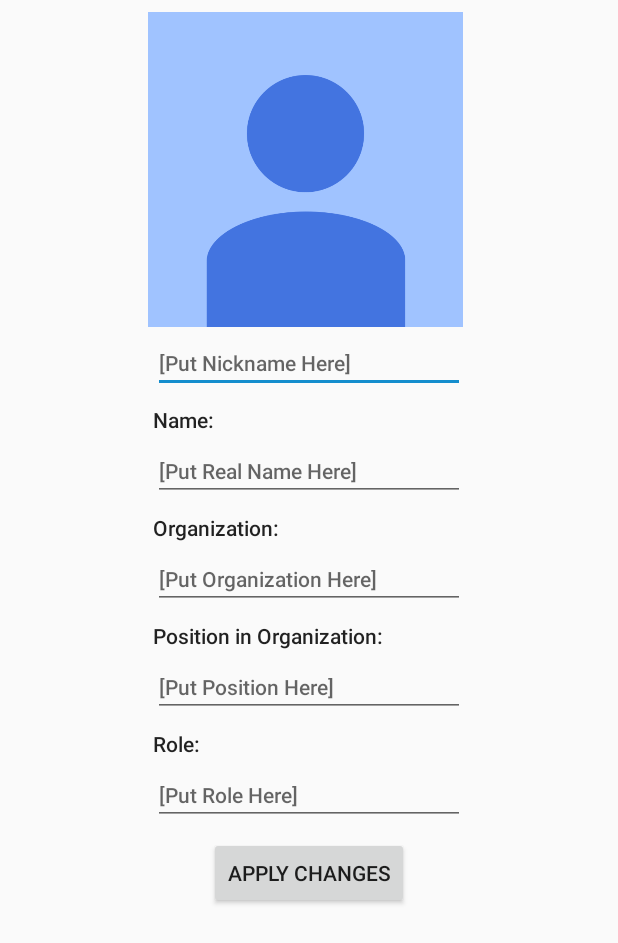
After one commit to HealthySouthKern/SouthKern-Android, an Android app: the ViewOwnProfile screen opened directly, with no data from a screen before it, on a phone screen of 412 x 824 dp. The commit adds this screen. Shown: the top 943 px of the screen. Run offline under Robolectric (Android 15) with nearby library versions, the phone set to English and light mode, and no system bars; our stand-ins replace Picasso; libraries missing offline, so code that uses them is left out: com.sendbird.android; pictures from the network do not load; 7 statements that could not run were skipped.

Commit message:
Profiles (WIP)
Added activites and layouts for viewing your own profile, and viewing someone elses (currently not fully functional).
Added Picasso for working with images.
Updated Dependencies.

```diff
--- a/app/src/main/AndroidManifest.xml
+++ b/app/src/main/AndroidManifest.xml
@@ -68,6 +68,10 @@
             android:label="@string/participant_list" />
         <activity android:name=".openchannel.OpenChannelActivity" />
         <activity android:name=".groupchannel.GroupChannelActivity" />
+        <activity
+            android:name=".main.ViewOwnProfile"
+            android:parentActivityName=".main.MainActivity"/>
+        <activity android:name=".main.ViewProfile" />
 
         <service android:name=".fcm.MyFirebaseMessagingService">
             <intent-filter>
--- a/app/src/main/java/com/eddierangel/southkern/android/main/MainActivity.java
+++ b/app/src/main/java/com/eddierangel/southkern/android/main/MainActivity.java
@@ -251,6 +251,11 @@ public class MainActivity extends AppCompatActivity {
                     startActivity(intent);
                     return true;
 
+                } else if (id == R.id.nav_item_view_own_profile) {
+                    Intent intent = new Intent(MainActivity.this, ViewOwnProfile.class);
+                    startActivity(intent);
+                    return true;
+
                 } else if (id == R.id.nav_item_disconnect) {
                     // Unregister push tokens and disconnect
                     disconnect();
--- /dev/null
+++ b/app/src/main/java/com/eddierangel/southkern/android/main/ViewOwnProfile.java
@@ -0,0 +1,156 @@
+package com.eddierangel.southkern.android.main;
+
+import android.os.Bundle;
+import android.support.v7.app.AppCompatActivity;
+import android.text.Editable;
+import android.text.TextWatcher;
+import android.util.Log;
+import android.view.View;
+import android.widget.Button;
+import android.widget.EditText;
+import android.widget.ImageView;
+import android.widget.TextView;
+import android.widget.Toast;
+
+import com.eddierangel.southkern.android.R;
+import com.sendbird.android.SendBird;
+import com.sendbird.android.SendBirdException;
+import com.sendbird.android.User;
+import com.sendbird.android.User.MetaDataHandler;
+import com.squareup.picasso.Picasso;
+
+import java.util.ArrayList;
+import java.util.HashMap;
+import java.util.List;
+import java.util.Map;
+
+public class ViewOwnProfile extends AppCompatActivity {
+
+    @Override
+    protected void onCreate(Bundle savedInstanceState) {
+        super.onCreate(savedInstanceState);
+        setContentView(R.layout.activity_view_own_profile);
+
+        String nickname = null;
+        String name = null;
+        String organization = null;
+        String position = null;
+        String role = null;
+        String profileImageUrl = null;
+
+        final User user = SendBird.getCurrentUser();
+        try {
+            nickname = user.getMetaData("user_nickname");
+            name = user.getMetaData("user_name");
+            organization = user.getMetaData("user_organization");
+            position = user.getMetaData("user_position");
+            role = user.getMetaData("user_role");
+            profileImageUrl = user.getMetaData("user_picture)");
+        }
+        catch (Exception e) {
+            Log.e("ViewOwnProfile", "User Missing Metadata");
+        }
+
+
+        final HashMap<String, String> data = new HashMap<String, String>();
+
+        ImageView userProfileImage = (ImageView)findViewById(R.id.image_user_profile);
+        try {
+            if (!profileImageUrl.isEmpty()) {
+                Picasso.get().load(profileImageUrl).into(userProfileImage);
+            }
+        }
+        catch (Exception e) {
+            Log.e("ViewOwnProfile", "null profileImageUrl");
+        }
+
+        EditText nicknameEditText = (EditText)findViewById(R.id.text_user_nickname);
+        nicknameEditText.setText(nickname);
+        nicknameEditText.addTextChangedListener(new TextWatcher() {
+            @Override
+            public void onTextChanged(CharSequence s, int start, int before, int count) {}
+            @Override
+            public void beforeTextChanged(CharSequence s, int start, int count, int after) {}
+            @Override
+            public void afterTextChanged(Editable nickname) {
+                data.put("user_nickname", nickname.toString());
+            }
+        });
+
+        EditText nameEditText = (EditText)findViewById(R.id.text_user_real_name);
+        nameEditText.setText(name);
+        nameEditText.addTextChangedListener(new TextWatcher() {
+            @Override
+            public void onTextChanged(CharSequence s, int start, int before, int count) {}
+            @Override
+            public void beforeTextChanged(CharSequence s, int start, int count, int after) {}
+            @Override
+            public void afterTextChanged(Editable name) {
+                data.put("user_name", name.toString());
+            }
+        });
+
+        EditText organizationEditText = (EditText)findViewById(R.id.text_user_organization);
+        organizationEditText.setText(organization);
+        organizationEditText.addTextChangedListener(new TextWatcher() {
+            @Override
+            public void onTextChanged(CharSequence s, int start, int before, int count) {}
+            @Override
+            public void beforeTextChanged(CharSequence s, int start, int count, int after) {}
+            @Override
+            public void afterTextChanged(Editable organization) {
+                data.put("user_organization", organization.toString());
+            }
+        });
+
+        EditText positionEditText = (EditText)findViewById(R.id.text_user_position);
+        positionEditText.setText(position);
+        positionEditText.addTextChangedListener(new TextWatcher() {
+            @Override
+            public void onTextChanged(CharSequence s, int start, int before, int count) {}
+            @Override
+            public void beforeTextChanged(CharSequence s, int start, int count, int after) {}
+            @Override
+            public void afterTextChanged(Editable position) {
+                data.put("user_position", position.toString());
+            }
+        });
+
+        EditText roleEditText = (EditText)findViewById(R.id.text_user_role);
+        roleEditText.setText(role);
+        roleEditText.addTextChangedListener(new TextWatcher() {
+            @Override
+            public void onTextChanged(CharSequence s, int start, int before, int count) {}
+            @Override
+            public void beforeTextChanged(CharSequence s, int start, int count, int after) {}
+            @Override
+            public void afterTextChanged(Editable role) {
+                data.put("user_role", role.toString());
+            }
+        });
+
+
+        Button applyChangesButton = (Button)findViewById(R.id.apply_changes_button);
+        applyChangesButton.setOnClickListener(new View.OnClickListener() {
+            public void onClick(View v) {
+                updateMetaData(data, user);
+                Toast toast = Toast.makeText(getApplicationContext(), "Changes Applied", Toast.LENGTH_SHORT);
+                toast.show();
+            }
+        });
+
+    }
+
+    protected void updateMetaData(HashMap<String, String> hashMap, User user) {
+        user.updateMetaData(hashMap, new User.MetaDataHandler() {
+            @Override
+            public void onResult(Map<String, String> map, SendBirdException e) {
+                if (e != null) {
+                    return;
+                }
+            }
+        });
+    }
+
+
+}
--- /dev/null
+++ b/app/src/main/res/layout/activity_view_own_profile.xml
@@ -0,0 +1,181 @@
+<?xml version="1.0" encoding="utf-8"?>
+<android.support.constraint.ConstraintLayout xmlns:android="http://schemas.android.com/apk/res/android"
+    xmlns:app="http://schemas.android.com/apk/res-auto"
+    xmlns:tools="http://schemas.android.com/tools"
+    android:id="@+id/constraintLayout"
+    android:layout_width="match_parent"
+    android:layout_height="match_parent">
+
+    <ImageView
+        android:id="@+id/image_user_profile"
+        android:layout_width="210dp"
+        android:layout_height="210dp"
+        android:layout_marginStart="8dp"
+        android:layout_marginLeft="8dp"
+        android:layout_marginTop="8dp"
+        android:layout_marginEnd="8dp"
+        android:layout_marginRight="8dp"
+        app:layout_constraintEnd_toEndOf="parent"
+        app:layout_constraintHorizontal_bias="0.487"
+        app:layout_constraintStart_toStartOf="parent"
+        app:layout_constraintTop_toTopOf="parent"
+        app:srcCompat="@drawable/sample_profile_picture" />
+
+    <EditText
+        android:id="@+id/text_user_nickname"
+        android:layout_width="208dp"
+        android:layout_height="36dp"
+        android:layout_marginStart="8dp"
+        android:layout_marginLeft="8dp"
+        android:layout_marginTop="8dp"
+        android:layout_marginEnd="8dp"
+        android:layout_marginRight="8dp"
+        android:hint="[Put Nickname Here]"
+        android:inputType="text"
+        android:textAppearance="@style/TextAppearance.AppCompat.Body2"
+        app:layout_constraintEnd_toEndOf="parent"
+        app:layout_constraintStart_toStartOf="parent"
+        app:layout_constraintTop_toBottomOf="@+id/image_user_profile" />
+
+    <TextView
+        android:id="@+id/text_profile_real_name"
+        android:layout_width="208dp"
+        android:layout_height="20dp"
+        android:layout_marginStart="8dp"
+        android:layout_marginLeft="8dp"
+        android:layout_marginTop="8dp"
+        android:layout_marginEnd="8dp"
+        android:layout_marginRight="8dp"
+        android:text="@string/profile_user_real_name"
+        android:textAppearance="@style/TextAppearance.AppCompat.Body2"
+        app:layout_constraintEnd_toEndOf="parent"
+        app:layout_constraintStart_toStartOf="parent"
+        app:layout_constraintTop_toBottomOf="@+id/text_user_nickname" />
+
+    <EditText
+        android:id="@+id/text_user_real_name"
+        android:layout_width="208dp"
+        android:layout_height="36dp"
+        android:layout_marginStart="8dp"
+        android:layout_marginLeft="8dp"
+        android:layout_marginTop="8dp"
+        android:layout_marginEnd="8dp"
+        android:layout_marginRight="8dp"
+        android:hint="[Put Real Name Here]"
+        android:inputType="text"
+        android:textAppearance="@style/TextAppearance.AppCompat.Body2"
+        app:layout_constraintEnd_toEndOf="parent"
+        app:layout_constraintStart_toStartOf="parent"
+        app:layout_constraintTop_toBottomOf="@+id/text_profile_real_name" />
+
+    <TextView
+        android:id="@+id/text_profile_organization"
+        android:layout_width="208dp"
+        android:layout_height="20dp"
+        android:layout_marginStart="8dp"
+        android:layout_marginLeft="8dp"
+        android:layout_marginTop="8dp"
+        android:layout_marginEnd="8dp"
+        android:layout_marginRight="8dp"
+        android:text="@string/profile_user_organization"
+        android:textAppearance="@style/TextAppearance.AppCompat.Body2"
+        app:layout_constraintEnd_toEndOf="parent"
+        app:layout_constraintStart_toStartOf="parent"
+        app:layout_constraintTop_toBottomOf="@+id/text_user_real_name" />
+
+    <EditText
+        android:id="@+id/text_user_organization"
+        android:layout_width="208dp"
+        android:layout_height="36dp"
+        android:layout_marginStart="8dp"
+        android:layout_marginLeft="8dp"
+        android:layout_marginTop="8dp"
+        android:layout_marginEnd="8dp"
+        android:layout_marginRight="8dp"
+        android:hint="[Put Organization Here]"
+        android:inputType="text"
+        android:textAppearance="@style/TextAppearance.AppCompat.Body2"
+        app:layout_constraintEnd_toEndOf="parent"
+        app:layout_constraintStart_toStartOf="parent"
+        app:layout_constraintTop_toBottomOf="@+id/text_profile_organization" />
+
+    <TextView
+        android:id="@+id/text_profile_position"
+        android:layout_width="208dp"
+        android:layout_height="20dp"
+        android:layout_marginStart="8dp"
+        android:layout_marginLeft="8dp"
+        android:layout_marginTop="8dp"
+        android:layout_marginEnd="8dp"
+        android:layout_marginRight="8dp"
+        android:text="@string/profile_user_position"
+        android:textAppearance="@style/TextAppearance.AppCompat.Body2"
+        app:layout_constraintEnd_toEndOf="parent"
+        app:layout_constraintStart_toStartOf="parent"
+        app:layout_constraintTop_toBottomOf="@+id/text_user_organization" />
+
+    <EditText
+        android:id="@+id/text_user_position"
+        android:layout_width="208dp"
+        android:layout_height="36dp"
+        android:layout_marginStart="8dp"
+        android:layout_marginLeft="8dp"
+        android:layout_marginTop="8dp"
+        android:layout_marginEnd="8dp"
+        android:layout_marginRight="8dp"
+        android:hint="[Put Position Here]"
+        android:inputType="text"
+        android:textAppearance="@style/TextAppearance.AppCompat.Body2"
+        app:layout_constraintEnd_toEndOf="parent"
+        app:layout_constraintStart_toStartOf="parent"
+        app:layout_constraintTop_toBottomOf="@+id/text_profile_position" />
+
+    <TextView
+        android:id="@+id/text_profile_role"
+        android:layout_width="208dp"
+        android:layout_height="20dp"
+        android:layout_marginStart="8dp"
+        android:layout_marginLeft="8dp"
+        android:layout_marginTop="8dp"
+        android:layout_marginEnd="8dp"
+        android:layout_marginRight="8dp"
+        android:text="@string/profile_user_role"
+        android:textAppearance="@style/TextAppearance.AppCompat.Body2"
+        app:layout_constraintEnd_toEndOf="parent"
+        app:layout_constraintStart_toStartOf="parent"
+        app:layout_constraintTop_toBottomOf="@+id/text_user_position" />
+
+    <EditText
+        android:id="@+id/text_user_role"
+        android:layout_width="208dp"
+        android:layout_height="36dp"
+        android:layout_marginStart="8dp"
+        android:layout_marginLeft="8dp"
+        android:layout_marginTop="8dp"
+        android:layout_marginEnd="8dp"
+        android:layout_marginRight="8dp"
+        android:hint="[Put Role Here]"
+        android:inputType="text"
+        android:textAppearance="@style/TextAppearance.AppCompat.Body2"
+        app:layout_constraintEnd_toEndOf="parent"
+        app:layout_constraintStart_toStartOf="parent"
+        app:layout_constraintTop_toBottomOf="@+id/text_profile_role" />
+
+    <Button
+        android:id="@+id/apply_changes_button"
+        android:layout_width="wrap_content"
+        android:layout_height="wrap_content"
+        android:layout_marginStart="8dp"
+        android:layout_marginLeft="8dp"
+        android:layout_marginTop="8dp"
+        android:layout_marginEnd="8dp"
+        android:layout_marginRight="8dp"
+        android:layout_marginBottom="8dp"
+        android:text="Apply Changes"
+        app:layout_constraintBottom_toBottomOf="parent"
+        app:layout_constraintEnd_toEndOf="parent"
+        app:layout_constraintStart_toStartOf="parent"
+        app:layout_constraintTop_toBottomOf="@+id/text_user_role"
+        app:layout_constraintVertical_bias="0.0" />
+
+</android.support.constraint.ConstraintLayout>
--- a/app/src/main/res/menu/nav_view.xml
+++ b/app/src/main/res/menu/nav_view.xml
@@ -14,6 +14,10 @@
             android:id="@+id/nav_item_calendar"
             android:icon="@drawable/baseline_event_black_18dp"
             android:title="Calendar" />
+        <item
+            android:id="@+id/nav_item_view_own_profile"
+            android:icon="@drawable/ic_open_channels"
+            android:title="My Profile" />
 
     </group>
 
--- a/app/src/main/res/values/strings.xml
+++ b/app/src/main/res/values/strings.xml
@@ -33,6 +33,12 @@
     <string name="login_connect">Connect</string>
     <string name="logout_text">Log Out</string>
 
+    <!-- profile texts -->
+    <string name="profile_user_real_name">Name:</string>
+    <string name="profile_user_organization">Organization:</string>
+    <string name="profile_user_position">Position in Organization:</string>
+    <string name="profile_user_role">Role:</string>
+
     <!-- Open Channel List -->
     <string name="open_channel_list_participant_count">%1$d participants</string>
 
--- a/app/src/main/res/values/styles.xml
+++ b/app/src/main/res/values/styles.xml
@@ -9,7 +9,7 @@
         <item name="windowActionModeOverlay">true</item>
     </style>
 
-    <style name="Toolbar" >
+    <style name="Toolbar">
         <item name="android:textColorPrimary">#ffffff</item>
     </style>
 
--- a/build.gradle
+++ b/build.gradle
@@ -8,7 +8,7 @@ buildscript {
     }
     dependencies {
         classpath 'com.android.tools.build:gradle:3.2.1'
-        classpath 'com.google.gms:google-services:4.1.0'
+        classpath 'com.google.gms:google-services:4.2.0'
 
         // NOTE: Do not place your application dependencies here; they belong
         // in the individual module build.gradle files
```
Also changed, not shown: app/build.gradle (+14 -11 lines), app/src/main/java/com/eddierangel/southkern/android/main/ViewProfile.java (added, +113 -0 lines), app/src/main/java/com/eddierangel/southkern/android/openchannel/OpenChatFragment.java (+21 -0 lines), app/src/main/res/layout/activity_view_profile.xml (added, +162 -0 lines), app/src/main/res/drawable/sample_profile_picture.jpg (added).
